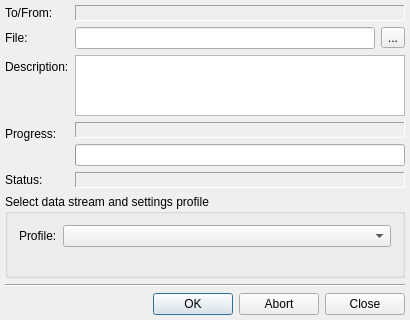
Above: src/plugins/filetransfer/streamdialog.ui from vacuum-im/vacuum-im before the change. Below: the same form after it.
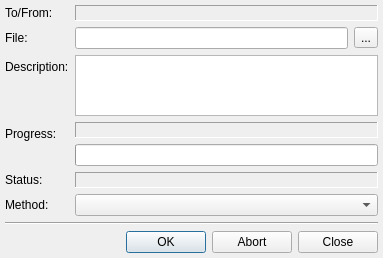
That is the form after the change.

```diff
--- a/src/plugins/filetransfer/streamdialog.ui
+++ b/src/plugins/filetransfer/streamdialog.ui
@@ -6,8 +6,8 @@
    <rect>
     <x>0</x>
     <y>0</y>
-    <width>410</width>
-    <height>320</height>
+    <width>383</width>
+    <height>257</height>
    </rect>
   </property>
   <layout class="QVBoxLayout" name="verticalLayout_2">
@@ -166,28 +166,18 @@
        </property>
       </widget>
      </item>
-    </layout>
-   </item>
-   <item>
-    <widget class="QGroupBox" name="grbMethods">
-     <property name="title">
-      <string>Select data stream and settings profile</string>
-     </property>
-     <layout class="QVBoxLayout" name="verticalLayout_3">
-      <item>
-       <layout class="QHBoxLayout" name="horizontalLayout_2">
-        <item>
-         <widget class="QLabel" name="lblMethodSettings">
+     <item row="5" column="0">
+      <widget class="QLabel" name="lblMethod">
           <property name="text">
-           <string>Profile:</string>
+        <string>Method:</string>
           </property>
           <property name="textFormat">
            <enum>Qt::PlainText</enum>
           </property>
          </widget>
         </item>
-        <item>
-         <widget class="QComboBox" name="cmbSettingsProfile">
+     <item row="5" column="1">
+      <widget class="QComboBox" name="cmbMethod">
           <property name="sizePolicy">
            <sizepolicy hsizetype="Expanding" vsizetype="Fixed">
             <horstretch>0</horstretch>
@@ -197,12 +187,6 @@
          </widget>
         </item>
        </layout>
-      </item>
-      <item>
-       <widget class="QWidget" name="wdtMethods" native="true"/>
-      </item>
-     </layout>
-    </widget>
    </item>
    <item>
     <widget class="Line" name="line">
```
Lines whose indentation alone changed are shown as unchanged.
